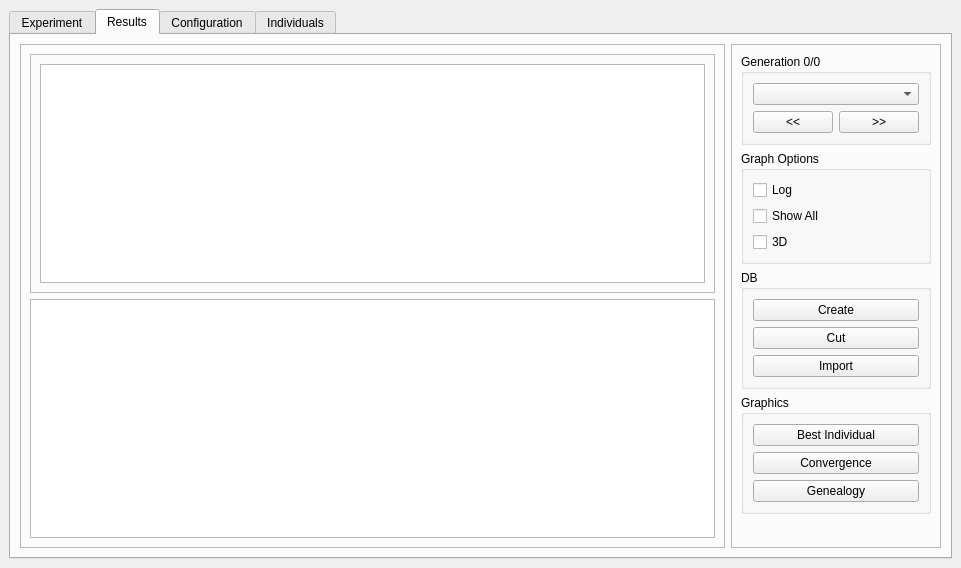
First picture: the form in MLC/GUI/Autogenerated/mlc_qtcreator/experiment.ui, repository MachineLearningControl/OpenMLC-Python, before the edit.
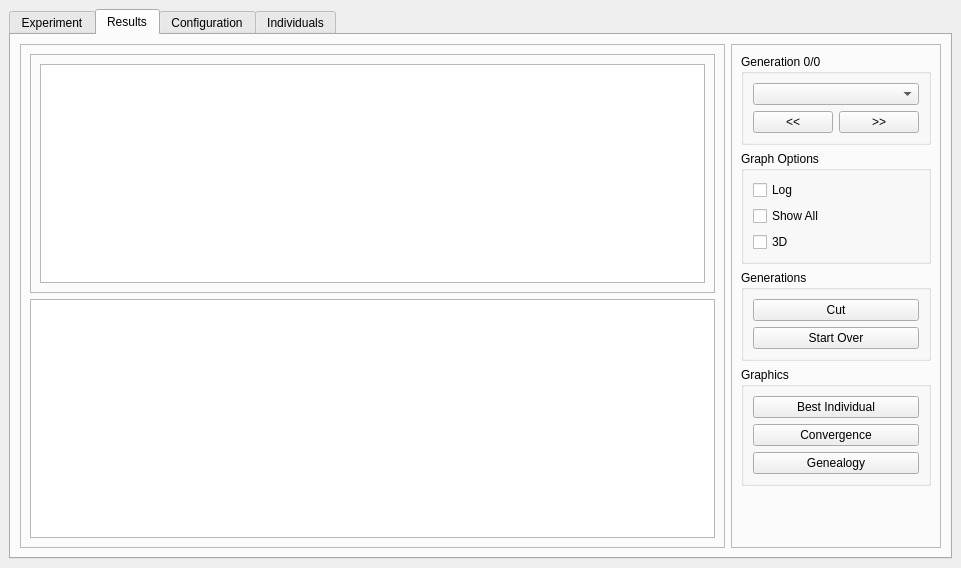
Second picture: the form after the edit. The open tabs and pages were chosen to show the change.

Commit message:
Added cut generations feature
* No validations are being made at the moment #49

```diff
--- a/MLC/GUI/Autogenerated/mlc_qtcreator/experiment.ui
+++ b/MLC/GUI/Autogenerated/mlc_qtcreator/experiment.ui
@@ -473,18 +473,14 @@
            <item>
             <widget class="QGroupBox" name="groupBox_3">
              <property name="title">
-              <string>DB</string>
+              <string>Generations</string>
              </property>
              <layout class="QVBoxLayout" name="verticalLayout_13">
               <item>
-               <widget class="QPushButton" name="pushButton_3">
-                <property name="text">
-                 <string>Create</string>
+               <widget class="QPushButton" name="gen_cut_button">
+                <property name="toolTip">
+                 <string>Remove generations ahead of the current generation</string>
                 </property>
-               </widget>
-              </item>
-              <item>
-               <widget class="QPushButton" name="pushButton_4">
                 <property name="text">
                  <string>Cut</string>
                 </property>
@@ -493,7 +489,7 @@
               <item>
                <widget class="QPushButton" name="pushButton_8">
                 <property name="text">
-                 <string>Import</string>
+                 <string>Start Over</string>
                 </property>
                </widget>
               </item>
```
Left out of the diff: 41 changed lines with no effect on the pictures. The commit also changes 6 other files.
